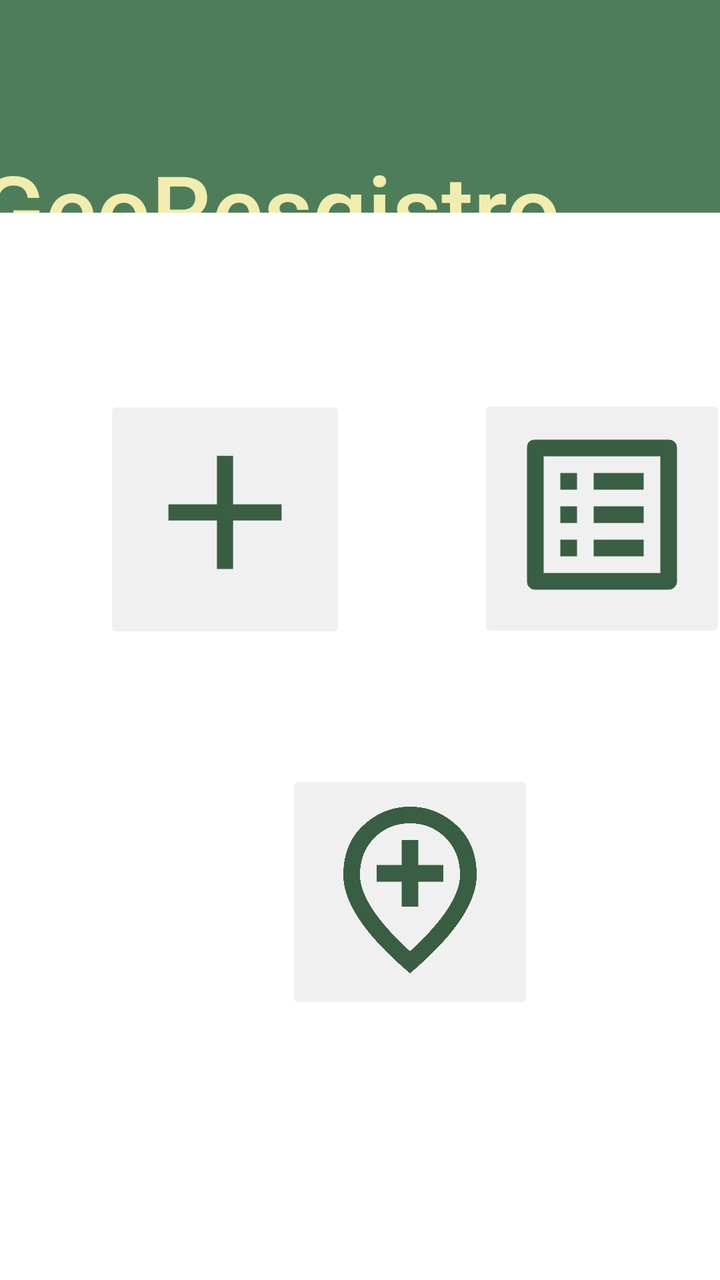
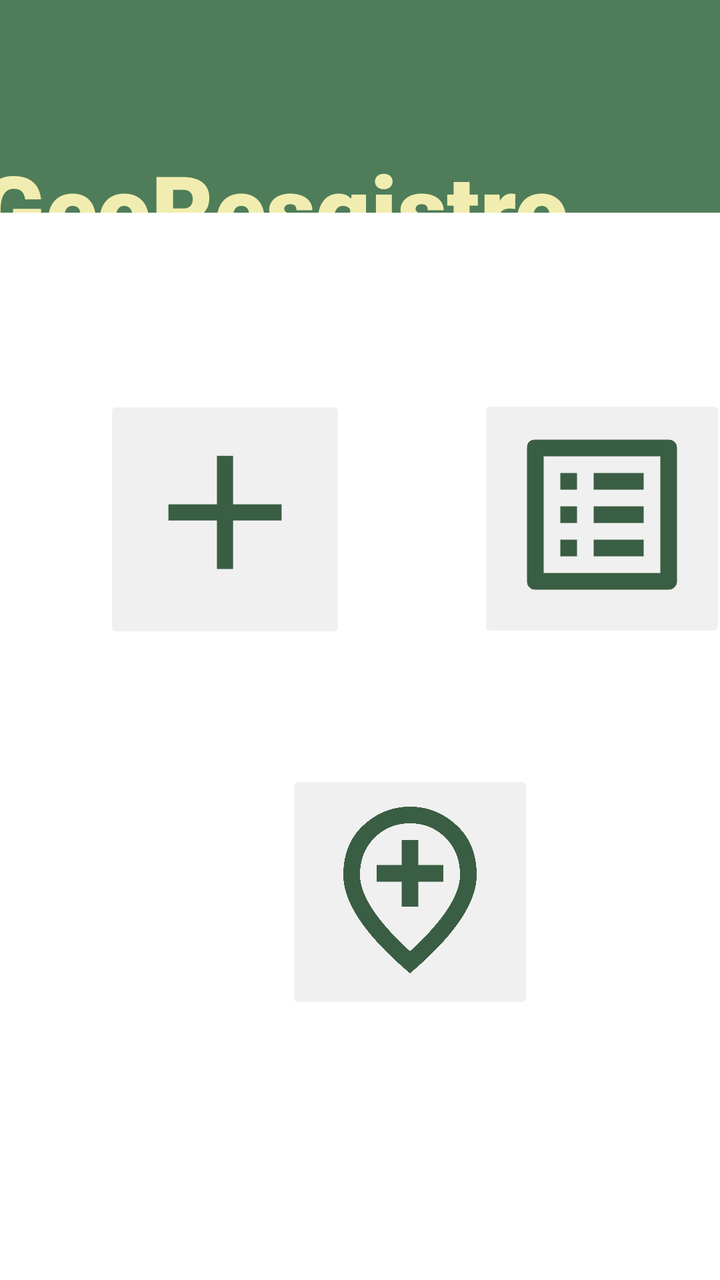

An Android layout rendered at two revisions. The XML below is the earlier revision; the diff shows what the commit changed to produce the second picture.
<!-- AndroidManifest.xml: application theme Theme.GeoRegistro -->
<!-- res/layout/activity_main.xml -->
<?xml version="1.0" encoding="utf-8"?>
<androidx.constraintlayout.widget.ConstraintLayout xmlns:android="http://schemas.android.com/apk/res/android"
    xmlns:app="http://schemas.android.com/apk/res-auto"
    xmlns:tools="http://schemas.android.com/tools"
    android:id="@+id/main"
    android:layout_width="match_parent"
    android:layout_height="match_parent"
    android:background="#FFFFFF"
    android:backgroundTint="#061A73"
    android:backgroundTintMode="add"
    tools:context=".MainActivity">

    <androidx.constraintlayout.widget.ConstraintLayout
        android:layout_width="413dp"
        android:layout_height="360dp"
        android:background="#4F7D59"
        app:layout_constraintBottom_toTopOf="@+id/constraintLayout"
        app:layout_constraintEnd_toEndOf="parent"
        app:layout_constraintStart_toStartOf="parent"
        app:layout_constraintTop_toTopOf="parent"
        app:layout_constraintVertical_bias="0.666">

        <TextView
            android:id="@+id/textView"
            android:layout_width="380dp"
            android:layout_height="104dp"
            android:text="GeoResgistro"
            android:textAppearance="@style/TextAppearance.AppCompat.Body2"
            android:textColor="#F1EDB0"
            android:textSize="48sp"
            app:layout_constraintBottom_toBottomOf="parent"
            app:layout_constraintEnd_toEndOf="parent"
            app:layout_constraintHorizontal_bias="0.484"
            app:layout_constraintStart_toStartOf="parent"
            app:layout_constraintTop_toTopOf="parent"
            app:layout_constraintVertical_bias="0.937" />
    </androidx.constraintlayout.widget.ConstraintLayout>

    <androidx.constraintlayout.widget.ConstraintLayout
        android:id="@+id/constraintLayout"
        android:layout_width="411dp"
        android:layout_height="532dp"
        android:background="#FFFFFF"
        android:backgroundTint="#FFFFFF"
        app:layout_constraintBottom_toBottomOf="parent"
        app:layout_constraintStart_toStartOf="parent"
        app:layout_constraintTop_toTopOf="parent"
        app:layout_constraintVertical_bias="0.986">

        <ImageButton
            android:id="@+id/btnRegistrar"
            style="@android:style/Widget.Material.Light.ImageButton"
            android:layout_width="121dp"
            android:layout_height="124dp"
            android:backgroundTint="#F0F0F0"
            android:scaleType="fitStart"
            android:tint="#3A5E43"
            app:layout_constraintBottom_toTopOf="@+id/btnMapa"
            app:layout_constraintEnd_toStartOf="@+id/btnListado"
            app:layout_constraintHorizontal_bias="0.442"
            app:layout_constraintStart_toStartOf="parent"
            app:layout_constraintTop_toTopOf="parent"
            app:layout_constraintVertical_bias="0.591"
            app:srcCompat="@drawable/baseline_add_24" />

        <ImageButton
            android:id="@+id/btnListado"
            android:layout_width="124dp"
            android:layout_height="124dp"
            android:layout_marginTop="64dp"
            android:layout_marginEnd="48dp"
            android:backgroundTint="#F0F0F0"
            android:scaleType="fitStart"
            android:tint="#3A5E43"
            app:layout_constraintBottom_toTopOf="@+id/btnMapa"
            app:layout_constraintEnd_toEndOf="parent"
            app:layout_constraintTop_toTopOf="parent"
            app:layout_constraintVertical_bias="0.296"
            app:srcCompat="@drawable/baseline_list_alt_24" />

        <ImageButton
            android:id="@+id/btnMapa"
            android:layout_width="124dp"
            android:layout_height="122dp"
            android:backgroundTint="#F0F0F0"
            android:scaleType="fitStart"
            android:tint="#3A5E43"
            app:layout_constraintBottom_toBottomOf="parent"
            app:layout_constraintEnd_toEndOf="parent"
            app:layout_constraintHorizontal_bias="0.498"
            app:layout_constraintStart_toStartOf="parent"
            app:layout_constraintTop_toTopOf="parent"
            app:layout_constraintVertical_bias="0.68"
            app:srcCompat="@drawable/ic_mapa" />
    </androidx.constraintlayout.widget.ConstraintLayout>
</androidx.constraintlayout.widget.ConstraintLayout>
<!-- resources referenced by this layout -->
<resources>
  <!-- drawable baseline_add_24 (drawable) -->
  <vector xmlns:android="http://schemas.android.com/apk/res/android" android:height="24dp" android:tint="#000000" android:viewportHeight="24" android:viewportWidth="24" android:width="24dp">
        
      <path android:fillColor="@android:color/white" android:pathData="M19,13h-6v6h-2v-6H5v-2h6V5h2v6h6v2z"/>
      
  </vector>
  <!-- drawable baseline_list_alt_24 (drawable) -->
  <vector xmlns:android="http://schemas.android.com/apk/res/android" android:autoMirrored="true" android:height="24dp" android:tint="#000000" android:viewportHeight="24" android:viewportWidth="24" android:width="24dp">
        
      <path android:fillColor="@android:color/white" android:pathData="M19,5v14L5,19L5,5h14m1.1,-2L3.9,3c-0.5,0 -0.9,0.4 -0.9,0.9v16.2c0,0.4 0.4,0.9 0.9,0.9h16.2c0.4,0 0.9,-0.5 0.9,-0.9L21,3.9c0,-0.5 -0.5,-0.9 -0.9,-0.9zM11,7h6v2h-6L11,7zM11,11h6v2h-6v-2zM11,15h6v2h-6zM7,7h2v2L7,9zM7,11h2v2L7,13zM7,15h2v2L7,17z"/>
      
  </vector>
  <!-- drawable ic_mapa (drawable) -->
  <vector xmlns:android="http://schemas.android.com/apk/res/android" android:height="24dp" android:tint="#000000" android:viewportHeight="960" android:viewportWidth="960" android:width="24dp">
        
      <path android:fillColor="@android:color/white" android:pathData="M440,560L520,560L520,440L640,440L640,360L520,360L520,240L440,240L440,360L320,360L320,440L440,440L440,560ZM480,774Q602,662 661,570.5Q720,479 720,408Q720,299 650.5,229.5Q581,160 480,160Q379,160 309.5,229.5Q240,299 240,408Q240,479 299,570.5Q358,662 480,774ZM480,880Q319,743 239.5,625.5Q160,508 160,408Q160,258 256.5,169Q353,80 480,80Q607,80 703.5,169Q800,258 800,408Q800,508 720.5,625.5Q641,743 480,880ZM480,400Q480,400 480,400Q480,400 480,400Q480,400 480,400Q480,400 480,400Q480,400 480,400Q480,400 480,400Q480,400 480,400Q480,400 480,400Z"/>
      
  </vector>
  <style name="Theme.GeoRegistro" parent="Base.Theme.GeoRegistro" />
  <style name="Base.Theme.GeoRegistro" parent="Theme.Material3.DayNight.NoActionBar">
          
          
      </style>
</resources>

<!-- the commit's change to res/layout/activity_main.xml (unified diff, before → after) -->
@@ -24,10 +24,13 @@
             android:id="@+id/textView"
             android:layout_width="380dp"
             android:layout_height="104dp"
+            android:fontFamily="sans-serif-black"
+            android:lineSpacingExtra="24sp"
             android:text="GeoResgistro"
             android:textAppearance="@style/TextAppearance.AppCompat.Body2"
             android:textColor="#F1EDB0"
             android:textSize="48sp"
+            android:typeface="sans"
             app:layout_constraintBottom_toBottomOf="parent"
             app:layout_constraintEnd_toEndOf="parent"
             app:layout_constraintHorizontal_bias="0.484"
